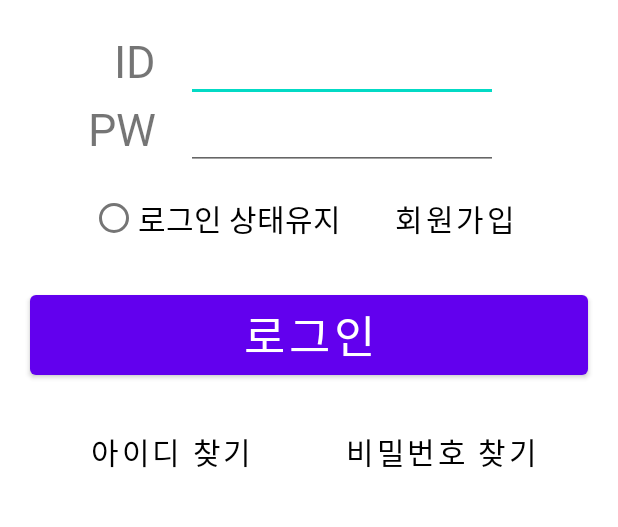
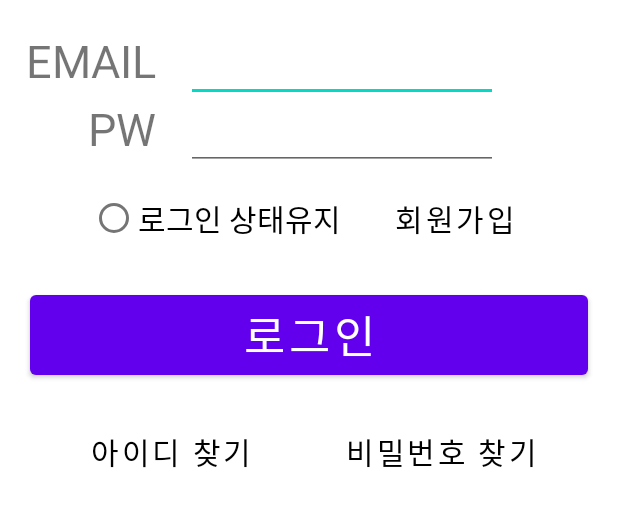
Before and after one commit to kchan7817/project, an Android app: the screen it shows after launch (MainActivity), after a tap on "로그인", on a phone screen of 412 x 824 dp, the part 384-911 px from its top. Run offline under Robolectric (Android 15) with nearby library versions, the light colour scheme and no system bars; 2 statements that could not run were skipped.

Commit message:
로그인 및 회원가입 기능 마무리ㄴ

```diff
--- a/app/src/main/java/com/cookandroid/kotlin_project/MainActivity.kt
+++ b/app/src/main/java/com/cookandroid/kotlin_project/MainActivity.kt
@@ -1,11 +1,28 @@
 package com.cookandroid.kotlin_project
 
+import android.content.DialogInterface
 import android.content.Intent
 import androidx.appcompat.app.AppCompatActivity
 import android.os.Bundle
+import android.util.Log
+import android.widget.Toast
+import androidx.appcompat.app.AlertDialog
 import com.cookandroid.kotlin_project.databinding.ActivityMainBinding
+import com.google.gson.Gson
+import com.google.gson.GsonBuilder
+import retrofit2.Call
+import retrofit2.Callback
+import retrofit2.Response
+import retrofit2.Retrofit
+import retrofit2.converter.gson.GsonConverterFactory
+import retrofit2.http.Body
+import retrofit2.http.Headers
+import retrofit2.http.POST
 
 class MainActivity : AppCompatActivity() {
+
+    val api_singin = signin_service.create();
+
     override fun onCreate(savedInstanceState: Bundle?) {
         super.onCreate(savedInstanceState)
         setContentView(R.layout.activity_main)
@@ -20,7 +37,61 @@ class MainActivity : AppCompatActivity() {
             startActivity(intent) // binding 쓰는법
         }
         binding.btnLogin.setOnClickListener{
-            startActivity(intent2)
+            val data_signin = signin(
+                binding.email.text.toString(),
+                binding.PW.text.toString(),
+                )
+            var dialog = AlertDialog.Builder(this@MainActivity)
+            api_singin.register_signin(data_signin).enqueue(object : Callback<signin> {
+                override fun onResponse(call: Call<signin>, response: Response<signin>) {
+                    val result = response.code();
+                    if(result in 200..299) {
+                        Log.d("로그인성공", response.body().toString())
+                        startActivity(intent2)
+                    }
+                    else {
+                        Log.w("로그인실패", response.body().toString())
+                        dialog.setTitle("에러")
+                        dialog.setMessage("로그인에 실패하셨습니다.")
+                        dialog.setPositiveButton(
+                            "확인",
+                            DialogInterface.OnClickListener { dlg, id -> "확인" })
+                        dialog.show()
+                    }
+                }
+
+                override fun onFailure(call: Call<signin>, t: Throwable) {
+                    Log.e("연결 실패","${t.localizedMessage}")
+                    dialog.setTitle("에러")
+                    dialog.setMessage("로그인에 실패하셨습니다.")
+                    dialog.show()
+
+                }
+            })
+
+        }
+
+    }
+}
+
+interface signin_service{
+    @POST("/auth/signin")
+    @Headers("content-type: application/json",
+        "accept: application/json")
+    fun register_signin(@Body jsonparams: signin) : Call<signin>
+
+    companion object { // static 처럼 공유객체로 사용가능함. 모든 인스턴스가 공유하는 객체로서 동작함.
+        private const val BASE_URL = "http://kangtong1105.codns.com:8080" // 주소
+
+        fun create(): signin_service {
+
+            val gson : Gson = GsonBuilder().setLenient().create();
+
+            return Retrofit.Builder()
+                .baseUrl(BASE_URL)
+                .addConverterFactory(GsonConverterFactory.create(gson))
+                .build()
+                .create(signin_service::class.java)
         }
     }
 }
--- /dev/null
+++ b/app/src/main/java/com/cookandroid/kotlin_project/signin.kt
@@ -0,0 +1,6 @@
+package com.cookandroid.kotlin_project
+
+data class signin(
+    val email: String,
+    val password: String
+)
--- a/app/src/main/res/layout/activity_main.xml
+++ b/app/src/main/res/layout/activity_main.xml
@@ -26,10 +26,10 @@
             android:layout_width="0dp"
             android:layout_weight="1"
             android:layout_height="match_parent"
-            android:text="ID"
+            android:text="EMAIL"
             android:textSize="30dp"/>
         <EditText
-            android:id="@+id/ID"
+            android:id="@+id/email"
             android:layout_marginRight="30dp"
             android:layout_width="0dp"
             android:layout_height="wrap_content"
```
Also changed, not shown: app/src/main/java/com/cookandroid/kotlin_project/JoinActivity.kt (+5 -4 lines), app/src/main/res/layout/activity_join.xml (+4 -4 lines).
